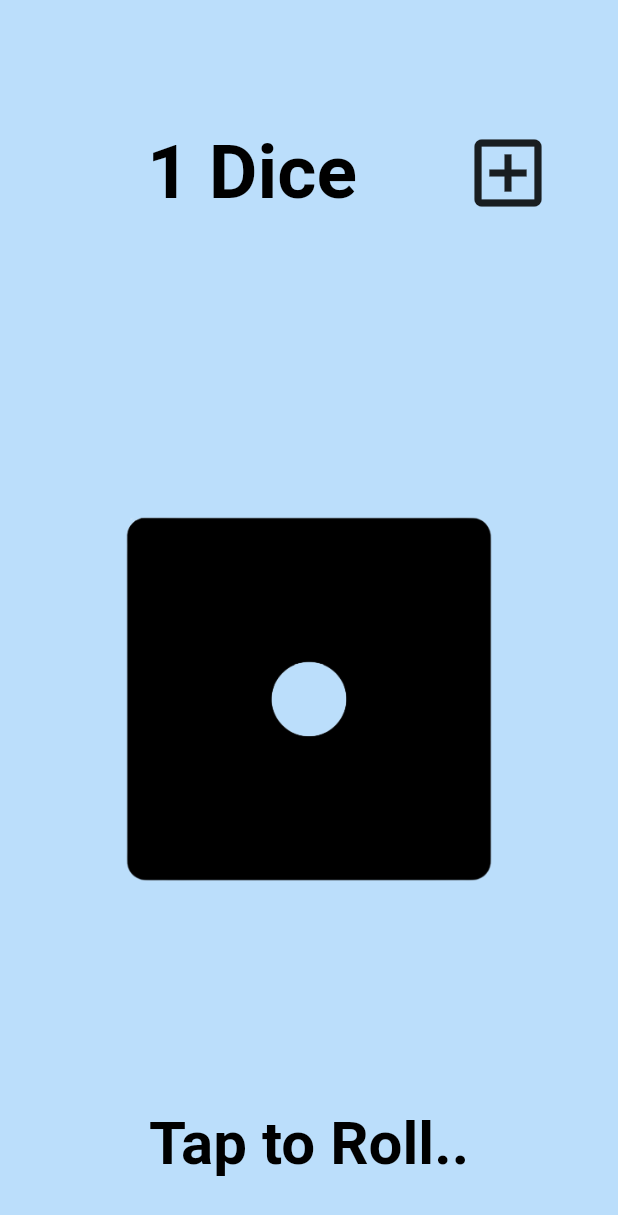
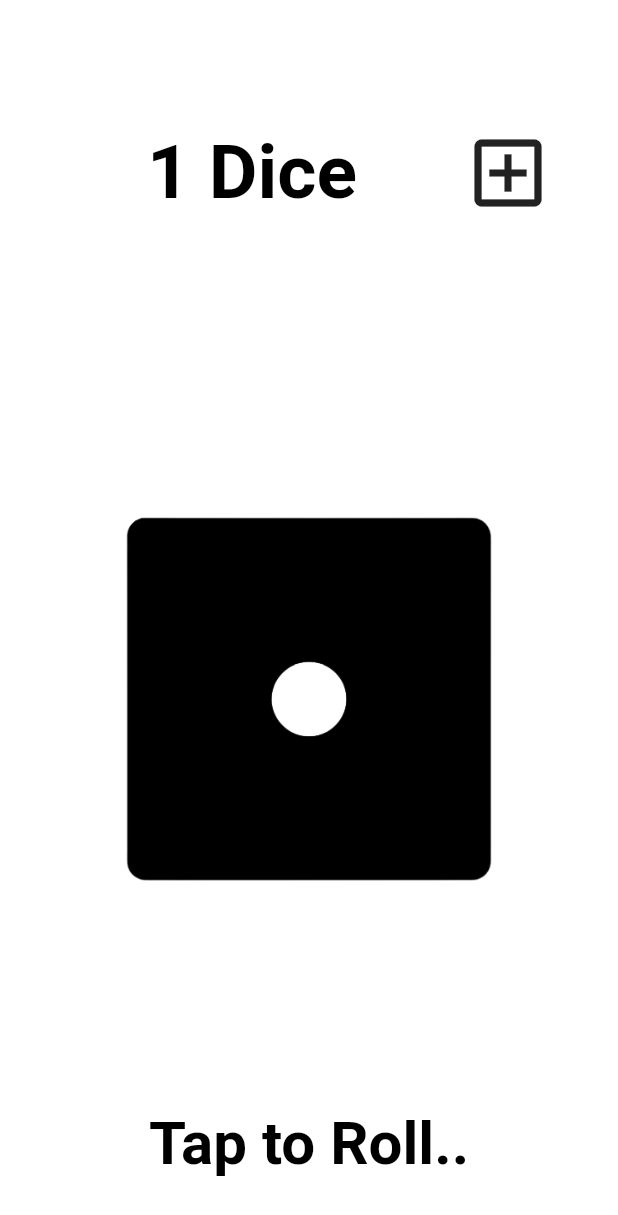
Before and after one commit to darshank26/dice_roller, a Flutter app: the screen it shows after launch, on a phone screen of 412 x 824 dp. Shown: the top 1215 px of the screen. Run offline on Flutter 3.47's test engine with Material 2 defaults, Android fonts, the phone set to English and light mode, and no system bars; our stand-ins replace firebase_core, get, google_fonts, google_mobile_ads; missing offline and left inert: onesignal_flutter; accounts and stored records are empty; network calls fail.

Commit message:
final update

```diff
--- a/lib/AdHelper/adshelper.dart
+++ b/lib/AdHelper/adshelper.dart
@@ -14,8 +14,8 @@ class AdHelper {
 
   static String get bannerAdUnitIdOfHomeScreen {
     if (Platform.isAndroid) {
-      // return 'ca-app-pub-2180535035689124/4381159799';
-      return 'ca-app-pub-3940256099942544/6300978111';
+      return 'ca-app-pub-2180535035689124/4381159799';
+      // return 'ca-app-pub-3940256099942544/6300978111';
     }  else {
       throw UnsupportedError('Unsupported platform');
     }
--- a/lib/homescreen/HomeScreen.dart
+++ b/lib/homescreen/HomeScreen.dart
@@ -31,6 +31,8 @@ class _HomeScreenState extends State<HomeScreen> {
   var rnd_4 = 1;
   var rnd_5 = 1;
   var rnd_6 = 1;
+
+  var back = Colors.blue.shade100;
 
   Future<void>? _launched;
 
@@ -79,6 +81,8 @@ class _HomeScreenState extends State<HomeScreen> {
 
     return GestureDetector(
       onTap: () {
+        // back = Color((random_dice_no_1.nextDouble() * 0x00FFFFFF).toInt()).withOpacity(1);
+
         setState(() {
           rnd_1 = random_dice_no_1.nextInt(6)+1;
           rnd_2 = random_dice_no_2.nextInt(6)+1;
@@ -90,7 +94,7 @@ class _HomeScreenState extends State<HomeScreen> {
         });
       },
       child: Scaffold(
-        backgroundColor: Colors.blue.shade100,
+        backgroundColor: Colors.white,
         body: Padding(
           padding: const EdgeInsets.all(8.0),
           child: Column(
```
Also changed, not shown: 19 other files.
